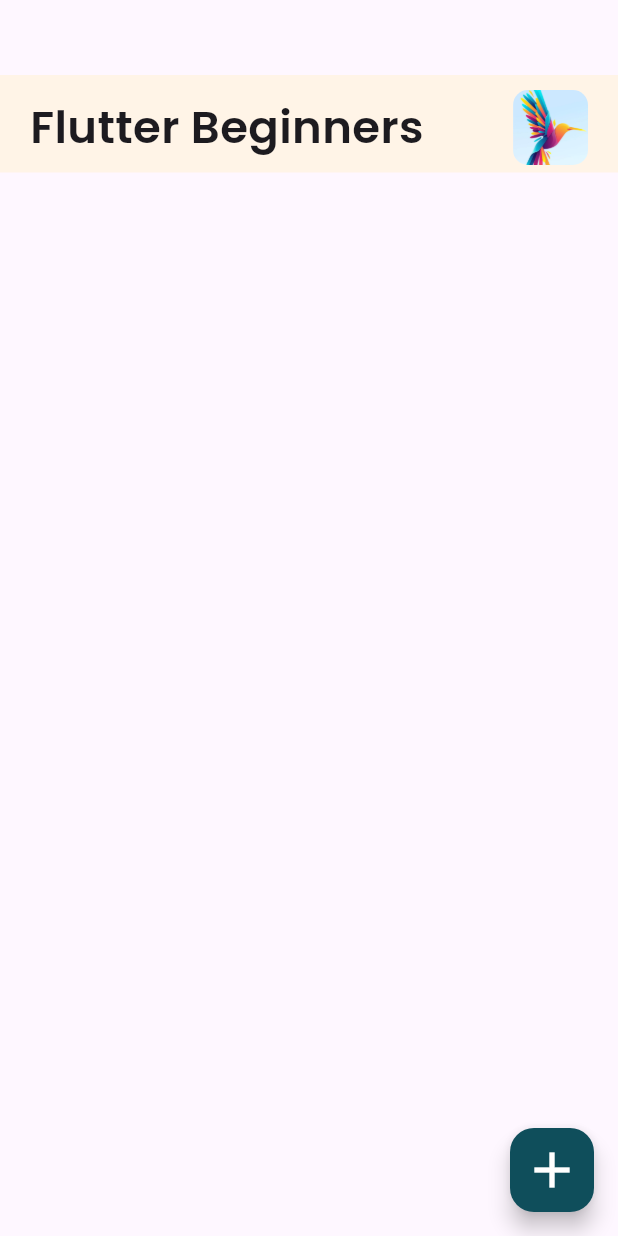
After one commit to saliq03/Youtube-Video-Player, a Flutter app: the AllVideos screen opened directly, after a tap on the "add" icon, on a phone screen of 412 x 824 dp. The commit adds this screen. Run offline on Flutter 3.47's test engine with Material 3 defaults, Android fonts, the phone set to English and light mode, and no system bars; our stand-ins replace image_picker.

Commit message:
designing all videos screen

```diff
--- /dev/null
+++ b/lib/All_videos.dart
@@ -0,0 +1,49 @@
+import 'package:flutter/material.dart';
+
+class AllVideos extends StatefulWidget {
+  final String title;
+  final String image;
+
+  const AllVideos({required this.title,required this.image});
+
+
+  @override
+  State<AllVideos> createState() => _AllVideosState();
+}
+
+class _AllVideosState extends State<AllVideos> {
+  @override
+  Widget build(BuildContext context) {
+    return Scaffold(
+
+      body: Padding(
+        padding: const EdgeInsets.only(top: 50),
+        child: Column(
+          children: [
+          Container(
+            padding: EdgeInsets.only(left: 20,right: 20,top: 10,bottom: 5),
+            color: Color(0xFFFFF4e7),
+              child: Row(
+            mainAxisAlignment: MainAxisAlignment.spaceBetween,
+            children: [
+              Text(widget.title,style: TextStyle(fontWeight: FontWeight.bold,fontSize: 30,fontFamily: "Poppins"),),
+              ClipRRect(
+                  borderRadius: BorderRadius.circular(10),
+                  child: Image.asset(widget.image,fit: BoxFit.cover,height: 50,width: 50,)),
+            ],)),
+            Expanded(
+              child: Column(
+                children: [
+
+                ],
+              ),
+            )
+            ]),
+      ),
+      floatingActionButton: FloatingActionButton(onPressed: () {
+
+      },backgroundColor: Color(0xFF0F4E5B)
+        ,child: Icon(Icons.add,size: 40,color: Colors.white,),),
+    );
+  }
+}
--- a/lib/Home.dart
+++ b/lib/Home.dart
@@ -1,5 +1,6 @@
 import 'package:flutter/material.dart';
 import 'package:youtube_video_player/AddCourse.dart';
+import 'package:youtube_video_player/All_videos.dart';
 
 class Home extends StatefulWidget {
   const Home({super.key});
@@ -60,20 +61,27 @@
                   height: MediaQuery.of(context).size.height/1.445,
                   child:ListView(
                     children: [
-                      Row(
+                      GestureDetector(
+                        onTap: (){
+                          Navigator.push(context, MaterialPageRoute(builder: (context)=>AllVideos(title: "Flutter Beginners",image: "assets/images/sample.png",)));
+                        },
+                        child: Row(
                           crossAxisAlignment: CrossAxisAlignment.start,
                           children: [
                             ClipRRect(
+
                                 borderRadius: BorderRadius.circular(12),
                                 child: Image.asset("assets/images/sample.png",fit: BoxFit.cover,height: 150,width: 140,)),
                             SizedBox(width: 10,),
                             Column(
                               children: [
                                 SizedBox(width: 200,child: Text("Flutter Beginners",style: TextStyle(fontFamily: "Poppins",fontSize: 22,fontWeight: FontWeight.bold),)),
+                                SizedBox(height: 10,),
                                 Text("(8 Videos)",style: TextStyle(fontFamily: "Poppins",color: Colors.orange,fontSize: 20),)
                               ],
                             )
                           ],
+                        ),
                       ),
                     ],
                   )
```
Lines whose indentation alone changed are shown as unchanged.
